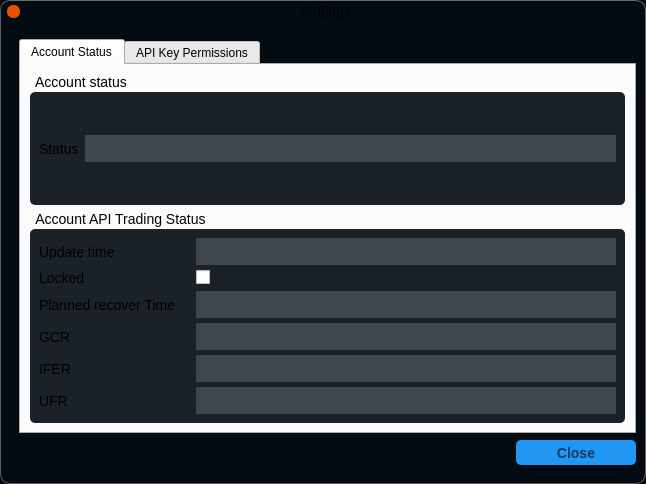
Above: Plugins/BinanceSpot/ui/StatusDialog.ui from richardrom/Centaur before the change. Below: the same form after it.
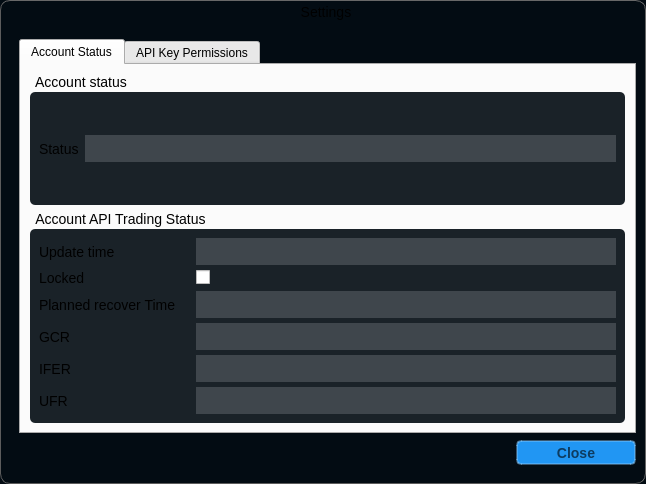
That is the form after the change. Icons and pictures are not drawn. Custom widgets are drawn as their Qt base class.

```diff
--- a/Plugins/BinanceSpot/ui/StatusDialog.ui
+++ b/Plugins/BinanceSpot/ui/StatusDialog.ui
@@ -426,44 +426,6 @@
                   <property name="bottomMargin">
                    <number>1</number>
                   </property>
-                  <item>
-                   <widget class="CENTAUR_NAMESPACE::SystemPushButton" name="closeButton">
-                    <property name="minimumSize">
-                     <size>
-                      <width>13</width>
-                      <height>13</height>
-                     </size>
-                    </property>
-                    <property name="maximumSize">
-                     <size>
-                      <width>13</width>
-                      <height>13</height>
-                     </size>
-                    </property>
-                    <property name="styleSheet">
-                     <string notr="true">QPushButton{
-border: 0px;
-border-radius: 6px;
-background-color: rgb(230,80,2);
-}
-
-QPushButton:hover{
-border: 0px;
-border-radius: 6px;
-background-color:  rgb(232,94,22);
-}
-
-QPushButton:pressed{
-border: 0px;
-border-radius: 6px;
-background-color: rgb(238,136,83);
-}</string>
-                    </property>
-                    <property name="text">
-                     <string/>
-                    </property>
-                   </widget>
-                  </item>
                   <item>
                    <spacer name="titleSpacer">
                     <property name="orientation">
@@ -1031,11 +993,6 @@
    <header>../../../Library/cui/include/ResizableFrame.hpp</header>
    <container>1</container>
   </customwidget>
-  <customwidget>
-   <class>CENTAUR_NAMESPACE::SystemPushButton</class>
-   <extends>QPushButton</extends>
-   <header>../../../Library/cui/include/SystemPushButton.hpp</header>
-  </customwidget>
  </customwidgets>
  <resources>
   <include location="../../../Library/cui/rcc/resources.qrc"/>
```
Left out of the diff: 4 changed lines with no effect on the pictures.
